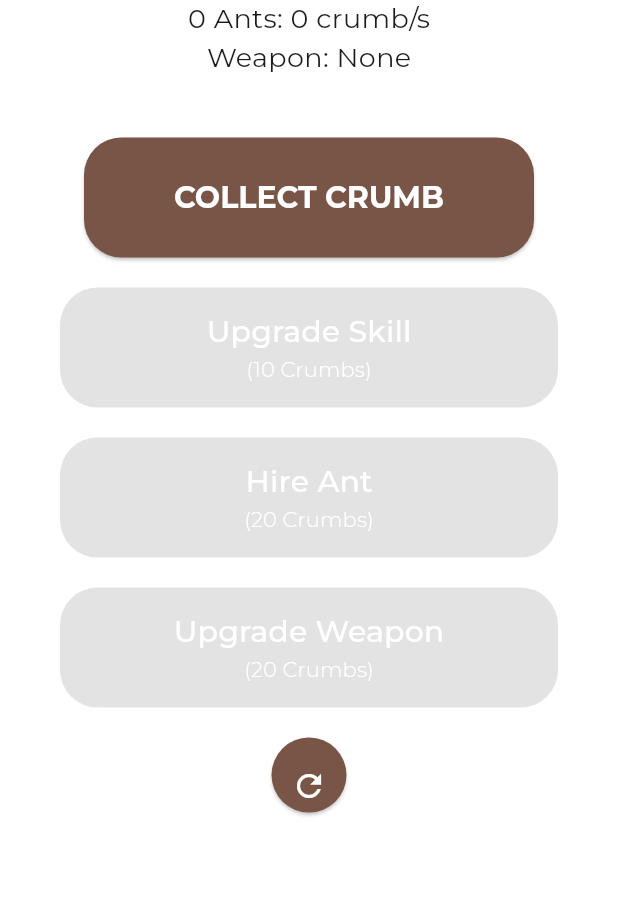
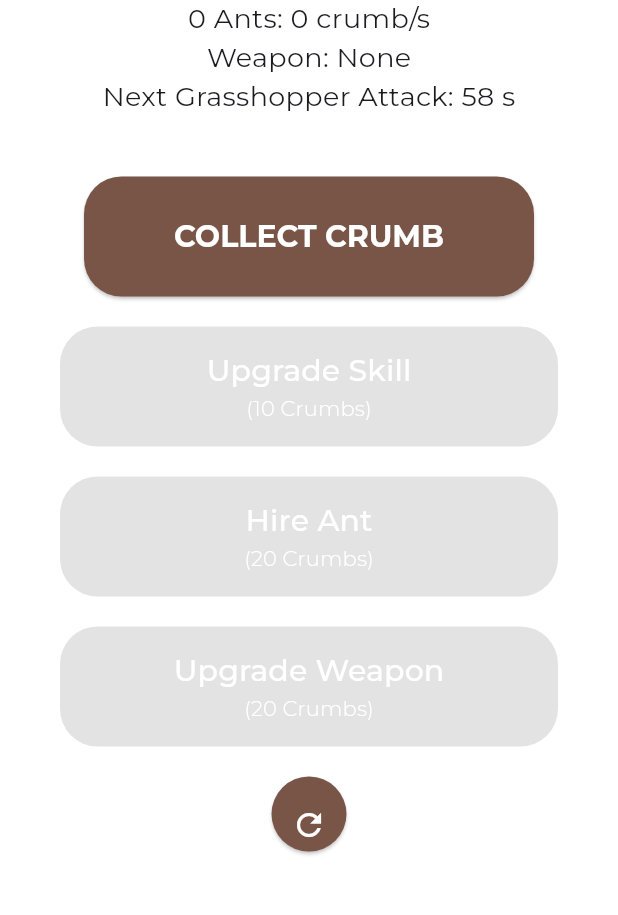
Before and after one commit to sxrah404/crumb_collector, a Flutter app: the screen it shows after launch, after a tap on the "refresh" icon, on a phone screen of 412 x 824 dp, the part 266-1181 px from its top. Run offline on Flutter 3.47's test engine with Material 3 defaults, Android fonts, the phone set to English and light mode, and no system bars; our stand-ins replace google_fonts; missing offline and left inert: desktop_window.

Commit message:
implemented grasshopper attack

```diff
--- a/lib/main.dart
+++ b/lib/main.dart
@@ -7,7 +7,7 @@ import 'package:google_fonts/google_fonts.dart';
 void main() async {
   WidgetsFlutterBinding.ensureInitialized();
   if (Platform.isWindows || Platform.isLinux || Platform.isMacOS) {
-    await DesktopWindow.setWindowSize(const Size(500, 800));
+    await DesktopWindow.setWindowSize(const Size(500, 850));
   }
   runApp(
     MaterialApp(debugShowCheckedModeBanner: false, home: CrumbCollectorApp()),
@@ -32,6 +32,7 @@ class _CrumbCollectorAppState extends State<CrumbCollectorApp> {
   int _weaponLevel = 0;
   int _weaponUpgradeCost = 20;
   List<String> _weapons = ['None', 'Rock', 'Stick', 'GUN'];
+  int _nextGrasshopperAttack = 60;
   Timer? _timer;
 
   @override
@@ -39,12 +40,16 @@ class _CrumbCollectorAppState extends State<CrumbCollectorApp> {
     super.initState();
 
     _timer = Timer.periodic(const Duration(seconds: 1), (timer) {
-      if (_antCount > 0) {
-        setState(() {
+      setState(() {
+        if (_antCount > 0) {
           _crumbs += _antCount;
           _crumbsPerSecond = _antCount.toInt();
-        });
-      }
+        }
+        _nextGrasshopperAttack--;
+        if (_nextGrasshopperAttack <= 0) {
+          _executeGrasshopperAttack();
+        }
+      });
     });
   }
 
@@ -91,6 +96,39 @@ class _CrumbCollectorAppState extends State<CrumbCollectorApp> {
     }
   }
 
+  void _executeGrasshopperAttack() {
+    int stolenCrumbs = (_crumbs * 0.2).round();
+    List<int> protection = [0, 25, 50, 100];
+    int protectedCrumbs = (stolenCrumbs * protection[_weaponLevel] / 100)
+        .round();
+    stolenCrumbs -= protectedCrumbs;
+
+    _crumbs -= stolenCrumbs;
+    if (_crumbs < 0) {
+      _crumbs = 0;
+    }
+
+    _nextGrasshopperAttack = 60;
+
+    showDialog(
+      context: context,
+      builder: (context) => AlertDialog(
+        title: const Text('Grasshopper Attack!'),
+        content: Text(
+          _weaponLevel > 0
+              ? 'Your ${_weapons[_weaponLevel]} blocked ${protection[_weaponLevel]}% of the attack! $stolenCrumbs crumbs were stolen.'
+              : 'The grasshopper stole $stolenCrumbs crumbs! Buy a weapon to protect yourself!!',
+        ),
+        actions: [
+          TextButton(
+            onPressed: () => Navigator.pop(context),
+            child: const Text('OK'),
+          ),
+        ],
+      ),
+    );
+  }
+
   void _reset() {
     setState(() {
       _crumbs = 0;
@@ -102,6 +140,7 @@ class _CrumbCollectorAppState extends State<CrumbCollectorApp> {
       _crumbsPerSecond = 0;
       _weaponLevel = 0;
       _weaponUpgradeCost = 20;
+      _nextGrasshopperAttack = 60;
     });
   }
 
@@ -165,6 +204,10 @@ class _CrumbCollectorAppState extends State<CrumbCollectorApp> {
                     style: statsText,
                   ),
                   Text('Weapon: ${_weapons[_weaponLevel]}', style: statsText),
+                  Text(
+                    'Next Grasshopper Attack: $_nextGrasshopperAttack s',
+                    style: statsText,
+                  ),
                 ],
               ),
 
```
